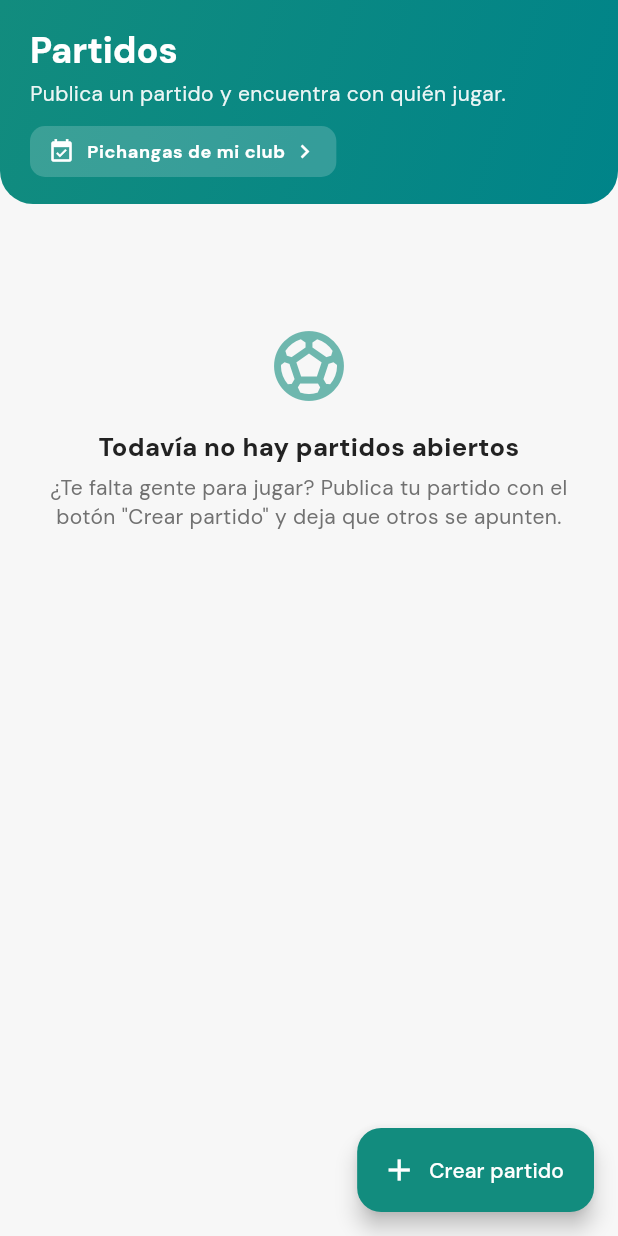
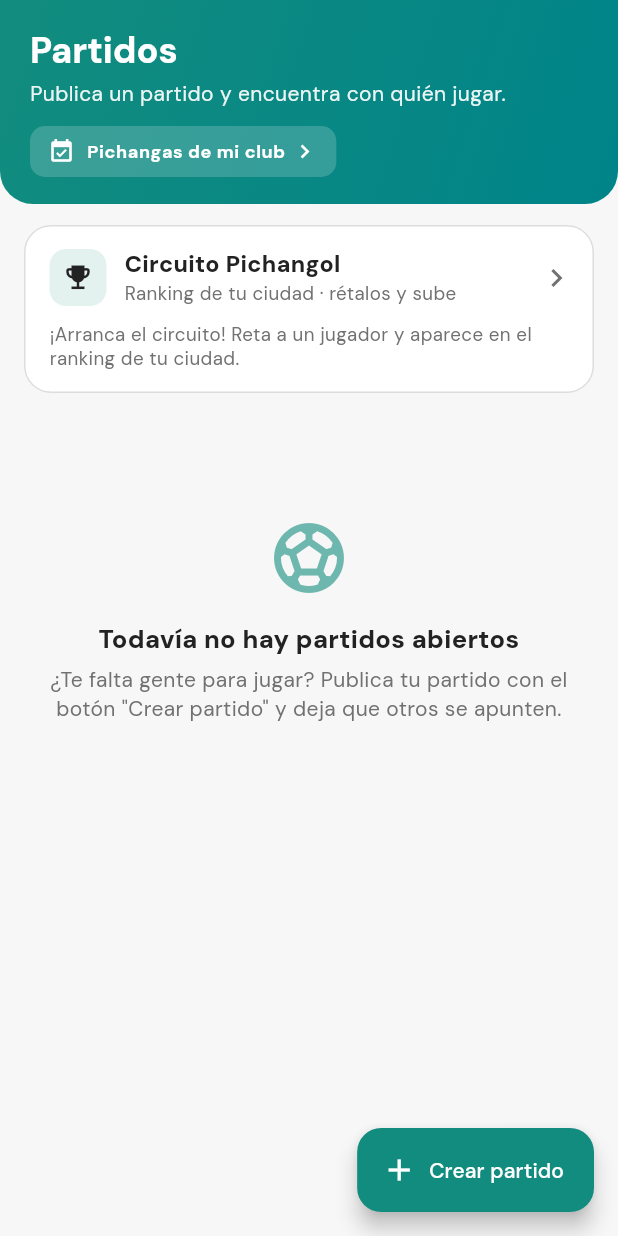
Before and after one commit to dcalagua/canchas-app-lima, a Flutter app: the PartidosScreen screen opened directly, on a phone screen of 412 x 824 dp. Run offline on Flutter 3.47's test engine with Material 3 defaults, Android fonts, the phone set to English and light mode, and no system bars; our stand-ins replace audioplayers, firebase_core, firebase_messaging, font_awesome_flutter, geocoding, geolocator and 8 more; missing offline and left inert: record; accounts and stored records are empty.

Commit message:
Descubrimiento del Circuito en Partidos
- Tarjeta "Circuito Pichangol" en la pestaña Partidos: preview del top-3
  del ranking global (con insignia PRO) o invitación a arrancarlo si está
  vacío; toda la tarjeta lleva al Ranking Global. Es el gancho para entrar
  al loop competitivo desde una pestaña de alto tráfico.
- PartidosScreen precarga academias/retos/miembros Pro para la tarjeta.

Co-Authored-By: Claude Opus 4.8 (1M context) <noreply@anthropic.com>
Claude-Session: https://claude.ai/code/session_017fg7ijXuZRX6jvFjZELf83

```diff
--- a/lib/screens/partidos_screen.dart
+++ b/lib/screens/partidos_screen.dart
@@ -4,6 +4,7 @@ import 'package:google_maps_flutter/google_maps_flutter.dart';
 
 import '../config/pais.dart';
 import '../data/partidos_repo.dart';
+import '../models/academia.dart';
 import '../models/club.dart';
 import '../models/models.dart';
 import '../models/partido.dart';
@@ -13,6 +14,7 @@ import '../theme.dart';
 import 'chat_screen.dart';
 import 'convocatorias_screen.dart';
 import 'login_google_sheet.dart';
+import 'ranking_global_screen.dart';
 
 /// "Partidos abiertos" — el **Match** del benchmark: cualquier jugador publica un
 /// partido con cupos ("busco 2 para completar fulbito el sábado") y otros se
@@ -34,6 +36,10 @@ class _PartidosScreenState extends State<PartidosScreen> {
   void initState() {
     super.initState();
     _cargar();
+    // Datos del circuito para la tarjeta de descubrimiento (best-effort).
+    appState.cargarAcademiasRemotas();
+    appState.cargarRetosResultados();
+    appState.cargarMiembrosPro();
   }
 
   Future<void> _cargar() async {
@@ -198,6 +204,7 @@ class _PartidosScreenState extends State<PartidosScreen> {
                 ],
               ),
             ),
+            const _CircuitoPreview(),
             Expanded(
               child: RefreshIndicator(
                 onRefresh: _cargar,
@@ -223,6 +230,156 @@ class _PartidosScreenState extends State<PartidosScreen> {
             ),
           ],
         ),
+      ),
+    );
+  }
+}
+
+/// Tarjeta de DESCUBRIMIENTO del Circuito Pichangol en la pestaña Partidos:
+/// muestra el top-3 del ranking global (o invita a arrancarlo) y lleva al
+/// Ranking Global. Es el gancho para que el jugador entre al loop competitivo.
+class _CircuitoPreview extends StatelessWidget {
+  const _CircuitoPreview();
+
+  void _abrir(BuildContext context) => Navigator.of(context).push(
+      MaterialPageRoute(builder: (_) => const RankingGlobalScreen()));
+
+  @override
+  Widget build(BuildContext context) {
+    return ListenableBuilder(
+      listenable: appState,
+      builder: (context, _) {
+        final deportes = appState.deportesConRanking;
+        final dep = deportes.isNotEmpty ? deportes.first : null;
+        final top = dep == null
+            ? const <RankingGlobalFila>[]
+            : appState.rankingGlobal(deporte: dep).take(3).toList();
+        return Padding(
+          padding: const EdgeInsets.fromLTRB(16, 14, 16, 2),
+          child: Material(
+            color: Theme.of(context).colorScheme.surface,
+            borderRadius: BorderRadius.circular(18),
+            child: InkWell(
+              borderRadius: BorderRadius.circular(18),
+              onTap: () => _abrir(context),
+              child: Container(
+                decoration: BoxDecoration(
+                  borderRadius: BorderRadius.circular(18),
+                  border: Border.all(color: trazo),
+                ),
+                padding: const EdgeInsets.fromLTRB(16, 14, 12, 14),
+                child: Column(
+                  crossAxisAlignment: CrossAxisAlignment.start,
+                  children: [
+                    Row(
+                      children: [
+                        Container(
+                          width: 38,
+                          height: 38,
+                          decoration: BoxDecoration(
+                              color: limaSuave,
+                              borderRadius: BorderRadius.circular(11)),
+                          child: const Icon(Icons.emoji_events,
+                              color: bosque, size: 21),
+                        ),
+                        const SizedBox(width: 12),
+                        const Expanded(
+                          child: Column(
+                            crossAxisAlignment: CrossAxisAlignment.start,
+                            children: [
+                              Text('Circuito Pichangol',
+                                  style: TextStyle(
+                                      fontWeight: FontWeight.w800,
+                                      fontSize: 15.5)),
+                              Text('Ranking de tu ciudad · rétalos y sube',
+                                  style: TextStyle(
+                                      color: textoTenue, fontSize: 12.5)),
+                            ],
+                          ),
+                        ),
+                        const Icon(Icons.chevron_right, color: textoTenue),
+                      ],
+                    ),
+                    if (top.isEmpty) ...[
+                      const SizedBox(height: 10),
+                      Text(
+                          '¡Arranca el circuito! Reta a un jugador y aparece en '
+                          'el ranking de tu ciudad.',
+                          style: TextStyle(
+                              color: textoTenueDe(context),
+                              fontSize: 12.5,
+                              height: 1.3)),
+                    ] else ...[
+                      const SizedBox(height: 8),
+                      for (var i = 0; i < top.length; i++)
+                        _MiniFila(
+                            posicion: i + 1,
+                            f: top[i],
+                            esPro: appState.esProEmail(top[i].emailIdentidad)),
+                    ],
+                  ],
+                ),
+              ),
+            ),
+          ),
+        );
+      },
+    );
+  }
+}
+
+/// Fila compacta del top-3 en la tarjeta del circuito.
+class _MiniFila extends StatelessWidget {
+  const _MiniFila(
+      {required this.posicion, required this.f, required this.esPro});
+  final int posicion;
+  final RankingGlobalFila f;
+  final bool esPro;
+  @override
+  Widget build(BuildContext context) {
+    final medalla = switch (posicion) {
+      1 => '🥇',
+      2 => '🥈',
+      3 => '🥉',
+      _ => '$posicion',
+    };
+    return Padding(
+      padding: const EdgeInsets.symmetric(vertical: 3),
+      child: Row(
+        children: [
+          SizedBox(
+              width: 22,
+              child: Text(medalla,
+                  style: const TextStyle(fontSize: 15),
+                  textAlign: TextAlign.center)),
+          const SizedBox(width: 8),
+          Flexible(
+            child: Text(f.nombre,
+                maxLines: 1,
+                overflow: TextOverflow.ellipsis,
+                style: const TextStyle(
+                    fontWeight: FontWeight.w600, fontSize: 13.5)),
+          ),
+          if (esPro) ...[
+            const SizedBox(width: 6),
+            Container(
+              padding: const EdgeInsets.symmetric(horizontal: 5, vertical: 1),
+              decoration: BoxDecoration(
+                  color: bosque, borderRadius: BorderRadius.circular(5)),
+              child: const Text('PRO',
+                  style: TextStyle(
+                      color: Colors.white,
+                      fontWeight: FontWeight.w900,
+                      fontSize: 8.5)),
+            ),
+          ],
+          const Spacer(),
+          Text('${f.puntos} pts',
+              style: const TextStyle(
+                  fontWeight: FontWeight.w800,
+                  fontSize: 13,
+                  color: bosque)),
+        ],
       ),
     );
   }
```
